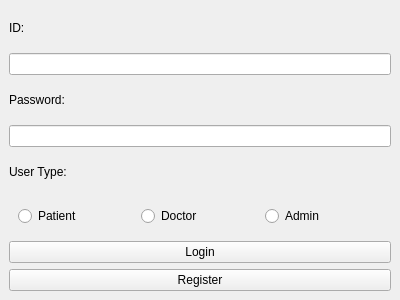
This is system/ui/login_window.ui in MarkXuJQ/Pelvis-Fracture-Image-Segmentation as Qt 5 draws it before an edit. The edited form follows.
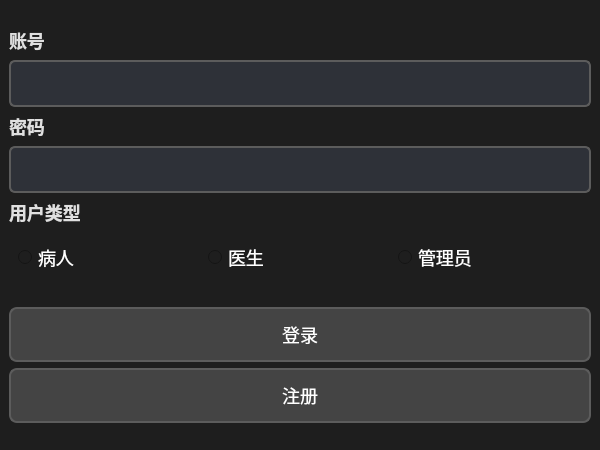
This is the edited form.

Commit message: 创建病人图像查看界面

Patch:
```diff
--- a/system/ui/login_window.ui
+++ b/system/ui/login_window.ui
@@ -9,16 +9,74 @@
    <rect>
     <x>100</x>
     <y>100</y>
-    <width>400</width>
-    <height>300</height>
+    <width>600</width>
+    <height>450</height>
    </rect>
   </property>
+  <property name="styleSheet">
+   <string>
+        QWidget {
+            background-color: #1E1E1E;
+            color: #FFFFFF;
+            font-size: 16px;
+        }
+
+        QLabel {
+            color: #E0E0E0;
+            font-size: 18px;
+            font-weight: bold;
+        }
+
+        QPushButton {
+            background-color: #444;
+            color: #FFFFFF;
+            border: 2px solid #5C5C5C;
+            border-radius: 8px;
+            padding: 12px;
+            font-size: 18px;
+        }
+
+        QPushButton:hover {
+            background-color: #505357;
+        }
+
+        QPushButton:pressed {
+            background-color: #606366;
+        }
+
+        QLineEdit {
+            background-color: #2E3138;
+            color: #FFFFFF;
+            border: 2px solid #5C5C5C;
+            padding: 10px;
+            border-radius: 6px;
+            font-size: 18px;
+        }
+
+        QRadioButton {
+            font-size: 18px;
+        }
+   </string>
+  </property>
   <widget class="QWidget" name="centralwidget">
-   <layout class="QVBoxLayout" name="verticalLayout">
+   <layout class="QVBoxLayout" name="verticalLayout" stretch="0">
+    <item>
+     <spacer name="topSpacer">
+      <property name="orientation">
+       <enum>Qt::Vertical</enum>
+      </property>
+      <property name="sizeHint">
+       <size>
+        <width>20</width>
+        <height>30</height>
+       </size>
+      </property>
+     </spacer>
+    </item>
     <item>
      <widget class="QLabel" name="user_id_label">
       <property name="text">
-       <string>ID:</string>
+       <string>账号</string>
       </property>
      </widget>
     </item>
@@ -28,7 +86,7 @@
     <item>
      <widget class="QLabel" name="password_label">
       <property name="text">
-       <string>Password:</string>
+       <string>密码</string>
       </property>
      </widget>
     </item>
@@ -42,7 +100,7 @@
     <item>
      <widget class="QLabel" name="user_type_label">
       <property name="text">
-       <string>User Type:</string>
+       <string>用户类型</string>
       </property>
      </widget>
     </item>
@@ -53,41 +111,67 @@
        <item>
         <widget class="QRadioButton" name="patient_radio">
          <property name="text">
-          <string>Patient</string>
+          <string>病人</string>
          </property>
         </widget>
        </item>
        <item>
         <widget class="QRadioButton" name="doctor_radio">
          <property name="text">
-          <string>Doctor</string>
+          <string>医生</string>
          </property>
         </widget>
        </item>
        <item>
         <widget class="QRadioButton" name="admin_radio">
          <property name="text">
-          <string>Admin</string>
+          <string>管理员</string>
          </property>
         </widget>
        </item>
       </layout>
      </widget>
     </item>
+    <item>
+     <spacer name="midSpacer">
+      <property name="orientation">
+       <enum>Qt::Vertical</enum>
+      </property>
+      <property name="sizeHint">
+       <size>
+        <width>20</width>
+        <height>30</height>
+       </size>
+      </property>
+     </spacer>
+    </item>
     <item>
      <widget class="QPushButton" name="login_button">
       <property name="text">
-       <string>Login</string>
+       <string>登录</string>
       </property>
      </widget>
     </item>
     <item>
      <widget class="QPushButton" name="register_button">
       <property name="text">
-       <string>Register</string>
+       <string>注册</string>
       </property>
      </widget>
     </item>
+    <item>
+     <spacer name="bottomSpacer">
+      <property name="orientation">
+       <enum>Qt::Vertical</enum>
+      </property>
+      <property name="sizeHint">
+       <size>
+        <width>20</width>
+        <height>30</height>
+       </size>
+      </property>
+     </spacer>
+    </item>
    </layout>
   </widget>
  </widget>
```
Left out of the diff: 3 changed lines with no effect on the pictures. The commit also changes 5 other files.
